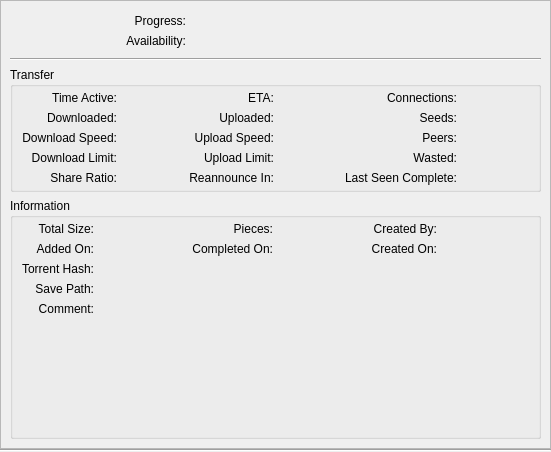
Before: the Qt Designer form src/gui/properties/propertieswidget.ui in SysAdminDoc/qBittorrent-Vanced, drawn with Qt 5.
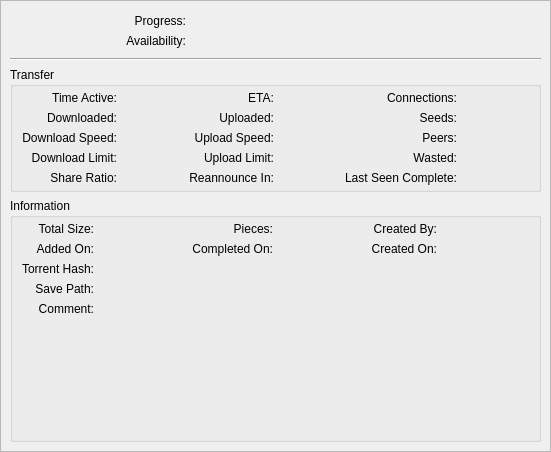
After: the same form once the commit is applied. Custom widgets are drawn as their Qt base class.

Commit message: Replace horizontal line with border

```diff
--- a/src/gui/properties/propertieswidget.ui
+++ b/src/gui/properties/propertieswidget.ui
@@ -59,7 +59,7 @@
             <x>0</x>
             <y>0</y>
             <width>549</width>
-            <height>447</height>
+            <height>450</height>
            </rect>
           </property>
           <layout class="QVBoxLayout" name="verticalLayout_2">
@@ -1083,13 +1083,6 @@
      </widget>
     </widget>
    </item>
-   <item>
-    <widget class="Line" name="line">
-     <property name="orientation">
-      <enum>Qt::Horizontal</enum>
-     </property>
-    </widget>
-   </item>
   </layout>
   <action name="actionNot_downloaded">
    <property name="text">
```
The commit also changes 2 other files.
